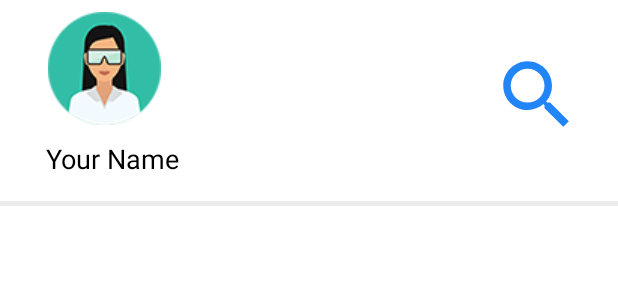
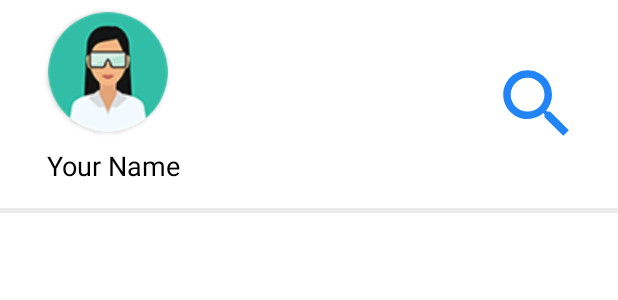
Before and after one commit to gifhary/simple_todolist_app, an Android app: the layout activity_home.xml on its own in the app's theme, with its tools: preview values and no code run, on a phone screen of 412 x 824 dp. Shown: the top 300 px of the screen. Run offline under Robolectric (Android 15) with nearby library versions, the phone set to English and light mode, and no system bars.

Commit message:
make sure user name saved correctly before entering home page

```diff
--- a/app/build.gradle
+++ b/app/build.gradle
@@ -26,4 +26,5 @@ dependencies {
     androidTestImplementation 'androidx.test:runner:1.2.0'
     androidTestImplementation 'androidx.test.espresso:espresso-core:3.2.0'
     implementation 'com.google.android.material:material:1.0.0'
+    implementation 'androidx.cardview:cardview:1.0.0'
 }
--- a/app/src/main/java/com/gifhary/todolist/HomeActivity.java
+++ b/app/src/main/java/com/gifhary/todolist/HomeActivity.java
@@ -46,6 +46,12 @@ public class HomeActivity extends AppCompatActivity {
 
         //get username from preferences and display to username text view
         userName = loadName();
+        if (userName.equals("")){
+            //name not empty assurance. if empty go back to set name activity
+            Intent backToSetName = new Intent(HomeActivity.this, SetNameActivity.class);
+            startActivity(backToSetName);
+            finish();
+        }
         userNameTextView = findViewById(R.id.userNameTextView);
         userNameTextView.setText(userName);
         //set user name clickable to change name
@@ -305,7 +311,7 @@ public class HomeActivity extends AppCompatActivity {
     private String loadName(){
         Log.d(TAG, "loadName function");
         SharedPreferences prefs = getSharedPreferences(PREFERENCES, 0);
-        String loadedUserName = prefs.getString("userName", "Your Name");
+        String loadedUserName = prefs.getString("userName", "");
 
         Log.d(TAG, "user name : " + loadedUserName);
         return loadedUserName;
--- a/app/src/main/res/layout/activity_home.xml
+++ b/app/src/main/res/layout/activity_home.xml
@@ -14,20 +14,28 @@
         android:background="@color/white"
         app:layout_constraintEnd_toEndOf="parent"
         app:layout_constraintStart_toStartOf="parent"
-        app:layout_constraintTop_toTopOf="parent" >
+        app:layout_constraintTop_toTopOf="parent">
 
-        <ImageView
-            android:contentDescription="@string/user_avatar"
-            android:id="@+id/userAvatarImageView"
-            android:layout_width="75dp"
-            android:layout_height="75dp"
+        <androidx.cardview.widget.CardView
+            android:id="@+id/cardView"
+            android:layout_width="80dp"
+            android:layout_height="80dp"
+            android:layout_gravity="center"
             android:layout_marginStart="32dp"
             android:layout_marginTop="8dp"
-            app:layout_constraintEnd_toEndOf="parent"
-            app:layout_constraintHorizontal_bias="0.0"
+            app:cardCornerRadius="40dp"
             app:layout_constraintStart_toStartOf="parent"
-            app:layout_constraintTop_toTopOf="parent"
-            app:srcCompat="@drawable/avatar" />
+            app:layout_constraintTop_toTopOf="parent">
+
+            <ImageView
+                android:id="@+id/userAvatarImageView"
+                android:layout_width="80dp"
+                android:layout_height="80dp"
+                android:contentDescription="@string/user_avatar"
+                app:srcCompat="@drawable/avatar"
+                tools:layout_editor_absoluteX="150dp"
+                tools:layout_editor_absoluteY="18dp" />
+        </androidx.cardview.widget.CardView>
 
         <TextView
             android:id="@+id/userNameTextView"
@@ -39,21 +47,21 @@
             android:textColor="@color/black"
             android:textSize="18sp"
             app:layout_constraintBottom_toBottomOf="parent"
-            app:layout_constraintEnd_toEndOf="@+id/userAvatarImageView"
+            app:layout_constraintEnd_toEndOf="@+id/cardView"
             app:layout_constraintHorizontal_bias="0.1"
-            app:layout_constraintStart_toStartOf="@+id/userAvatarImageView"
-            app:layout_constraintTop_toBottomOf="@+id/userAvatarImageView"
-            app:layout_constraintVertical_bias="0.0" />
+            app:layout_constraintStart_toStartOf="@+id/cardView"
+            app:layout_constraintTop_toBottomOf="@+id/cardView" />
 
         <ImageView
             android:id="@+id/searchIcon"
             android:layout_width="60dp"
             android:layout_height="60dp"
+            android:layout_marginTop="8dp"
             android:layout_marginEnd="24dp"
             android:contentDescription="@string/search"
             app:layout_constraintBottom_toBottomOf="@+id/userNameTextView"
             app:layout_constraintEnd_toEndOf="parent"
-            app:layout_constraintTop_toTopOf="@+id/userAvatarImageView"
+            app:layout_constraintTop_toTopOf="@+id/cardView"
             app:srcCompat="@drawable/ic_search_blue" />
     </androidx.constraintlayout.widget.ConstraintLayout>
 
--- a/build.gradle
+++ b/build.gradle
@@ -7,7 +7,7 @@ buildscript {
 
     }
     dependencies {
-        classpath 'com.android.tools.build:gradle:3.4.0'
+        classpath 'com.android.tools.build:gradle:3.5.2'
 
         // NOTE: Do not place your application dependencies here; they belong
         // in the individual module build.gradle files
```
Also changed, not shown: app/src/main/assets/avatars/avatar5.png (added), gradle/wrapper/gradle-wrapper.properties.
